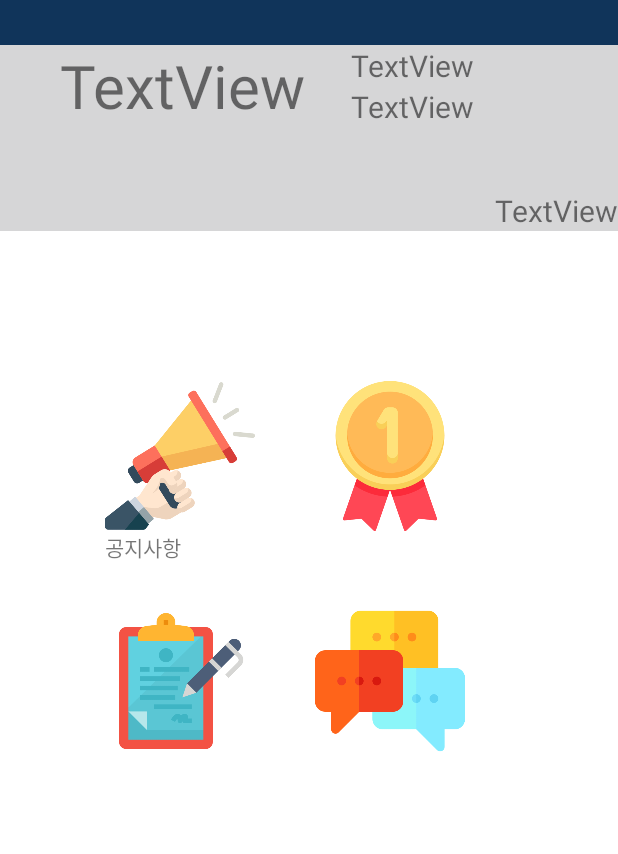
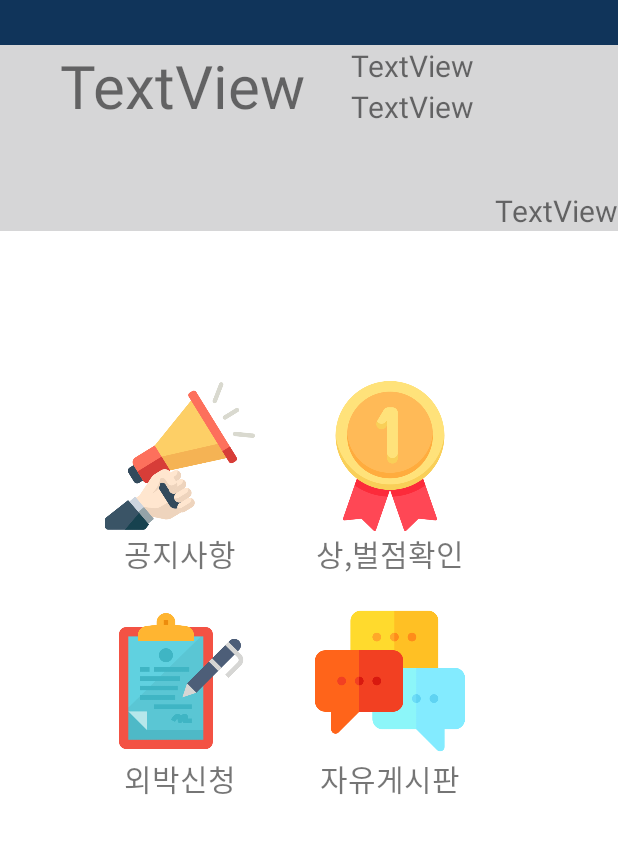
Before and after one commit to Dressro/suwon_Dormitory, an Android app: the layout activity_mainclass.xml on its own in the app's theme, with its tools: preview values and no code run, on a phone screen of 412 x 824 dp, the part 75-929 px from its top. Run offline under Robolectric (Android 15) with nearby library versions, the phone set to English and light mode, and no system bars; network calls fail.

Commit message:
main화면 수정

```diff
--- a/app/src/main/java/com/example/project3/Adapter_list.java
+++ b/app/src/main/java/com/example/project3/Adapter_list.java
@@ -10,13 +10,14 @@ import android.widget.TextView;
 import com.example.project3.R;
 
 import java.util.ArrayList;
+import java.util.List;
 
 public class Adapter_list extends BaseAdapter {
     private Context context;
-    private ArrayList<String> arrayList;
+    private List<String> arrayList;
     private ViewHolder viewHolder;
 
-    public Adapter_list(Context context, ArrayList arrayList) {
+    public Adapter_list(Context context, List arrayList) {
         this.context = context;
         this.arrayList = arrayList;
     }
--- a/app/src/main/java/com/example/project3/List_Item.java
+++ b/app/src/main/java/com/example/project3/List_Item.java
@@ -1,5 +1,6 @@
 package com.example.project3;
 
+//공지 리스트뷰
 public class List_Item {
     private String title;
     private String  time;
--- a/app/src/main/res/layout/activity_mainclass.xml
+++ b/app/src/main/res/layout/activity_mainclass.xml
@@ -98,6 +98,8 @@
                 android:layout_alignParentStart="true"
                 android:layout_below="@+id/button"
                 android:text="공지사항"
+                android:gravity="center"
+                android:textSize="20dp"
                 android:layout_marginStart="70dp"
                 />
 
@@ -110,7 +112,15 @@
                 android:layout_marginStart="70dp"
                 android:layout_marginTop="50dp"
                 android:background="@drawable/go_out_2" />
-
+            <TextView
+                android:layout_width="100dp"
+                android:layout_height="wrap_content"
+                android:layout_alignParentStart="true"
+                android:layout_below="@+id/button2"
+                android:layout_marginStart="70dp"
+                android:text="외박신청"
+                android:gravity="center"
+                android:textSize="20dp"/>
             <Button
                 android:id="@+id/button3"
                 android:layout_width="100dp"
@@ -121,6 +131,15 @@
                 android:layout_toRightOf="@+id/button"
                 android:background="@drawable/grade"
                  />
+            <TextView
+                android:layout_width="100dp"
+                android:layout_height="wrap_content"
+                android:layout_toRightOf="@+id/button"
+                android:layout_below="@+id/button3"
+                android:layout_marginStart="40dp"
+                android:text="상,벌점확인"
+                android:gravity="center"
+                android:textSize="20dp"/>
             <Button
                 android:id="@+id/button5"
                 android:layout_width="wrap_content"
@@ -130,9 +149,7 @@
                 android:layout_marginTop="100dp"
                 android:layout_toRightOf="@+id/button"
                 android:visibility="invisible"
-                android:text="상점,벌점 등록"/>
-
-
+                />
             <Button
                 android:id="@+id/button4"
                 android:layout_width="100dp"
@@ -143,7 +160,15 @@
                 android:layout_marginTop="50dp"
                 android:layout_toRightOf="@+id/button2"
                 android:background="@drawable/free_table_2" />
-
+            <TextView
+                android:layout_width="100dp"
+                android:layout_height="wrap_content"
+                android:layout_toRightOf="@+id/button2"
+                android:layout_below="@+id/button4"
+                android:layout_marginStart="40dp"
+                android:text="자유게시판"
+                android:gravity="center"
+                android:textSize="20dp"/>
         </RelativeLayout>
     </LinearLayout>
 </RelativeLayout>
```
Also changed, not shown: app/src/main/java/com/example/project3/Notice.java (+15 -6 lines).
